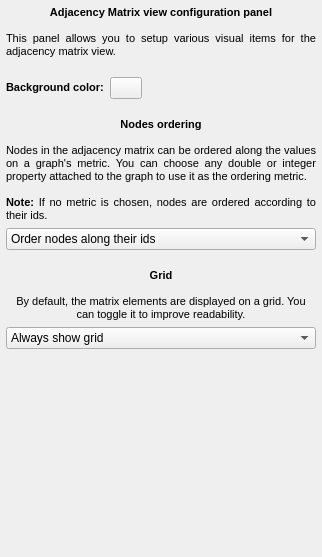
The window that plugins/view/MatrixView/MatrixViewConfigurationWidget.ui (vadivelselvaraj/TulipGLImprovement) describes before a commit, drawn with Qt 5.
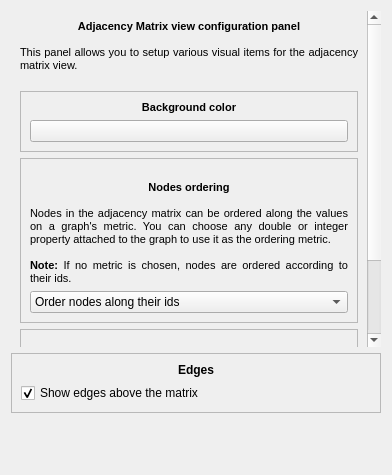
The same window after the commit. Custom widgets are drawn as their Qt base class.

Commit message: Make the configwidget of the matrix view usable add an option to hide the edges above the matrix to make zoom&pan really smooth

```diff
--- a/plugins/view/MatrixView/MatrixViewConfigurationWidget.ui
+++ b/plugins/view/MatrixView/MatrixViewConfigurationWidget.ui
@@ -6,20 +6,32 @@
    <rect>
     <x>0</x>
     <y>0</y>
-    <width>322</width>
-    <height>557</height>
+    <width>392</width>
+    <height>475</height>
    </rect>
   </property>
   <property name="windowTitle">
    <string>Options</string>
   </property>
-  <layout class="QVBoxLayout" name="verticalLayout">
-   <property name="spacing">
-    <number>6</number>
-   </property>
-   <property name="margin">
-    <number>6</number>
-   </property>
+  <layout class="QVBoxLayout" name="verticalLayout_4">
+   <item>
+    <widget class="QScrollArea" name="scrollArea">
+     <property name="frameShape">
+      <enum>QFrame::NoFrame</enum>
+     </property>
+     <property name="widgetResizable">
+      <bool>true</bool>
+     </property>
+     <widget class="QWidget" name="scrollAreaWidgetContents">
+      <property name="geometry">
+       <rect>
+        <x>0</x>
+        <y>-80</y>
+        <width>367</width>
+        <height>416</height>
+       </rect>
+      </property>
+      <layout class="QVBoxLayout" name="verticalLayout_5">
    <item>
     <widget class="QLabel" name="label">
      <property name="sizePolicy">
@@ -44,34 +56,32 @@
     </widget>
    </item>
    <item>
-    <layout class="QHBoxLayout" name="horizontalLayout">
-     <property name="bottomMargin">
-      <number>0</number>
-     </property>
+        <widget class="QFrame" name="background">
+         <property name="frameShape">
+          <enum>QFrame::StyledPanel</enum>
+         </property>
+         <property name="frameShadow">
+          <enum>QFrame::Raised</enum>
+         </property>
+         <layout class="QVBoxLayout" name="verticalLayout_3">
      <item>
       <widget class="QLabel" name="label_2">
-       <property name="sizePolicy">
-        <sizepolicy hsizetype="Maximum" vsizetype="Preferred">
-         <horstretch>0</horstretch>
-         <verstretch>0</verstretch>
-        </sizepolicy>
-       </property>
        <property name="text">
         <string>&lt;!DOCTYPE HTML PUBLIC &quot;-//W3C//DTD HTML 4.0//EN&quot; &quot;http://www.w3.org/TR/REC-html40/strict.dtd&quot;&gt;
 &lt;html&gt;&lt;head&gt;&lt;meta name=&quot;qrichtext&quot; content=&quot;1&quot; /&gt;&lt;style type=&quot;text/css&quot;&gt;
 p, li { white-space: pre-wrap; }
-&lt;/style&gt;&lt;/head&gt;&lt;body style=&quot; font-family:'MS Shell Dlg 2'; font-size:8.25pt; font-weight:400; font-style:normal;&quot;&gt;
-&lt;p style=&quot; margin-top:0px; margin-bottom:0px; margin-left:0px; margin-right:0px; -qt-block-indent:0; text-indent:0px;&quot;&gt;&lt;span style=&quot; font-size:8pt; font-weight:600;&quot;&gt;Background color:&lt;/span&gt;&lt;/p&gt;&lt;/body&gt;&lt;/html&gt;</string>
+&lt;/style&gt;&lt;/head&gt;&lt;body style=&quot; font-family:'Sans Serif'; font-size:9pt; font-weight:400; font-style:normal;&quot;&gt;
+&lt;p align=&quot;center&quot; style=&quot; margin-top:0px; margin-bottom:0px; margin-left:0px; margin-right:0px; -qt-block-indent:0; text-indent:0px;&quot;&gt;&lt;span style=&quot; font-family:'MS Shell Dlg 2'; font-size:8pt; font-weight:600;&quot;&gt;Background color&lt;/span&gt;&lt;/p&gt;&lt;/body&gt;&lt;/html&gt;</string>
        </property>
       </widget>
      </item>
      <item>
-      <widget class="ColorButton" name="backgroundColorBtn">
-       <property name="maximumSize">
-        <size>
-         <width>32</width>
-         <height>32</height>
-        </size>
+           <widget class="tlp::ColorButton" name="backgroundColorBtn">
+            <property name="sizePolicy">
+             <sizepolicy hsizetype="Minimum" vsizetype="Fixed">
+              <horstretch>0</horstretch>
+              <verstretch>0</verstretch>
+             </sizepolicy>
        </property>
        <property name="text">
         <string/>
@@ -81,21 +91,18 @@
        </property>
       </widget>
      </item>
-     <item>
-      <spacer name="horizontalSpacer">
-       <property name="orientation">
-        <enum>Qt::Horizontal</enum>
-       </property>
-       <property name="sizeHint" stdset="0">
-        <size>
-         <width>40</width>
-         <height>20</height>
-        </size>
-       </property>
-      </spacer>
-     </item>
-    </layout>
-   </item>
+         </layout>
+        </widget>
+       </item>
+       <item>
+        <widget class="QFrame" name="ordering">
+         <property name="frameShape">
+          <enum>QFrame::StyledPanel</enum>
+         </property>
+         <property name="frameShadow">
+          <enum>QFrame::Raised</enum>
+         </property>
+         <layout class="QVBoxLayout" name="verticalLayout_2">
    <item>
     <widget class="QLabel" name="label_3">
      <property name="text">
@@ -124,17 +131,29 @@
      </item>
     </widget>
    </item>
+         </layout>
+        </widget>
+       </item>
+       <item>
+        <widget class="QFrame" name="grid">
+         <property name="frameShape">
+          <enum>QFrame::StyledPanel</enum>
+         </property>
+         <property name="frameShadow">
+          <enum>QFrame::Raised</enum>
+         </property>
+         <layout class="QVBoxLayout" name="verticalLayout">
    <item>
     <widget class="QLabel" name="label_4">
      <property name="text">
       <string>&lt;!DOCTYPE HTML PUBLIC &quot;-//W3C//DTD HTML 4.0//EN&quot; &quot;http://www.w3.org/TR/REC-html40/strict.dtd&quot;&gt;
 &lt;html&gt;&lt;head&gt;&lt;meta name=&quot;qrichtext&quot; content=&quot;1&quot; /&gt;&lt;style type=&quot;text/css&quot;&gt;
 p, li { white-space: pre-wrap; }
-&lt;/style&gt;&lt;/head&gt;&lt;body style=&quot; font-family:'MS Shell Dlg 2'; font-size:8.25pt; font-weight:400; font-style:normal;&quot;&gt;
-&lt;p align=&quot;center&quot; style=&quot;-qt-paragraph-type:empty; margin-top:0px; margin-bottom:0px; margin-left:0px; margin-right:0px; -qt-block-indent:0; text-indent:0px;&quot;&gt;&lt;/p&gt;
-&lt;p align=&quot;center&quot; style=&quot; margin-top:0px; margin-bottom:0px; margin-left:0px; margin-right:0px; -qt-block-indent:0; text-indent:0px;&quot;&gt;&lt;span style=&quot; font-weight:600;&quot;&gt;Grid&lt;/span&gt;&lt;/p&gt;
-&lt;p align=&quot;center&quot; style=&quot;-qt-paragraph-type:empty; margin-top:0px; margin-bottom:0px; margin-left:0px; margin-right:0px; -qt-block-indent:0; text-indent:0px; font-weight:600;&quot;&gt;&lt;/p&gt;
-&lt;p align=&quot;center&quot; style=&quot; margin-top:0px; margin-bottom:0px; margin-left:0px; margin-right:0px; -qt-block-indent:0; text-indent:0px;&quot;&gt;By default, the matrix elements are displayed on a grid. You can toggle it to improve readability.&lt;/p&gt;&lt;/body&gt;&lt;/html&gt;</string>
+&lt;/style&gt;&lt;/head&gt;&lt;body style=&quot; font-family:'Sans Serif'; font-size:9pt; font-weight:400; font-style:normal;&quot;&gt;
+&lt;p align=&quot;center&quot; style=&quot;-qt-paragraph-type:empty; margin-top:0px; margin-bottom:0px; margin-left:0px; margin-right:0px; -qt-block-indent:0; text-indent:0px; font-family:'MS Shell Dlg 2'; font-size:8pt;&quot;&gt;&lt;br /&gt;&lt;/p&gt;
+&lt;p align=&quot;center&quot; style=&quot; margin-top:0px; margin-bottom:0px; margin-left:0px; margin-right:0px; -qt-block-indent:0; text-indent:0px;&quot;&gt;&lt;span style=&quot; font-family:'MS Shell Dlg 2'; font-size:8pt; font-weight:600;&quot;&gt;Grid&lt;/span&gt;&lt;/p&gt;
+&lt;p align=&quot;center&quot; style=&quot;-qt-paragraph-type:empty; margin-top:0px; margin-bottom:0px; margin-left:0px; margin-right:0px; -qt-block-indent:0; text-indent:0px; font-family:'MS Shell Dlg 2'; font-size:8pt; font-weight:600;&quot;&gt;&lt;br /&gt;&lt;/p&gt;
+&lt;p style=&quot; margin-top:0px; margin-bottom:0px; margin-left:0px; margin-right:0px; -qt-block-indent:0; text-indent:0px;&quot;&gt;&lt;span style=&quot; font-family:'MS Shell Dlg 2'; font-size:8pt;&quot;&gt;By default, the matrix elements are displayed on a grid. You can toggle it to improve readability.&lt;/span&gt;&lt;/p&gt;&lt;/body&gt;&lt;/html&gt;</string>
      </property>
      <property name="wordWrap">
       <bool>true</bool>
@@ -163,6 +182,51 @@
      </item>
     </widget>
    </item>
+         </layout>
+        </widget>
+       </item>
+      </layout>
+      <zorder>label</zorder>
+      <zorder>label_2</zorder>
+      <zorder></zorder>
+      <zorder></zorder>
+      <zorder>ordering</zorder>
+      <zorder>grid</zorder>
+     </widget>
+    </widget>
+   </item>
+   <item>
+    <widget class="QFrame" name="edges">
+     <property name="frameShape">
+      <enum>QFrame::StyledPanel</enum>
+     </property>
+     <property name="frameShadow">
+      <enum>QFrame::Raised</enum>
+     </property>
+     <layout class="QVBoxLayout" name="verticalLayout_6">
+      <item>
+       <widget class="QLabel" name="label_5">
+        <property name="text">
+         <string>&lt;html&gt;&lt;head/&gt;&lt;body&gt;&lt;p align=&quot;center&quot;&gt;&lt;span style=&quot; font-weight:600;&quot;&gt;Edges&lt;/span&gt;&lt;/p&gt;&lt;/body&gt;&lt;/html&gt;</string>
+        </property>
+        <property name="textFormat">
+         <enum>Qt::RichText</enum>
+        </property>
+       </widget>
+      </item>
+      <item>
+       <widget class="QCheckBox" name="showedgesbox">
+        <property name="text">
+         <string>Show edges above the matrix</string>
+        </property>
+        <property name="checked">
+         <bool>true</bool>
+        </property>
+       </widget>
+      </item>
+     </layout>
+    </widget>
+   </item>
    <item>
     <spacer name="verticalSpacer">
      <property name="orientation">
@@ -180,9 +244,12 @@
  </widget>
  <customwidgets>
   <customwidget>
-   <class>ColorButton</class>
+   <class>tlp::ColorButton</class>
    <extends>QPushButton</extends>
-   <header>colorbutton.h</header>
+   <header location="global">tulip/ColorButton.h</header>
+   <slots>
+    <signal>colorChanged(QColor)</signal>
+   </slots>
   </customwidget>
  </customwidgets>
  <resources/>
```
Lines whose indentation alone changed are shown as unchanged. The commit also changes 7 other files.
